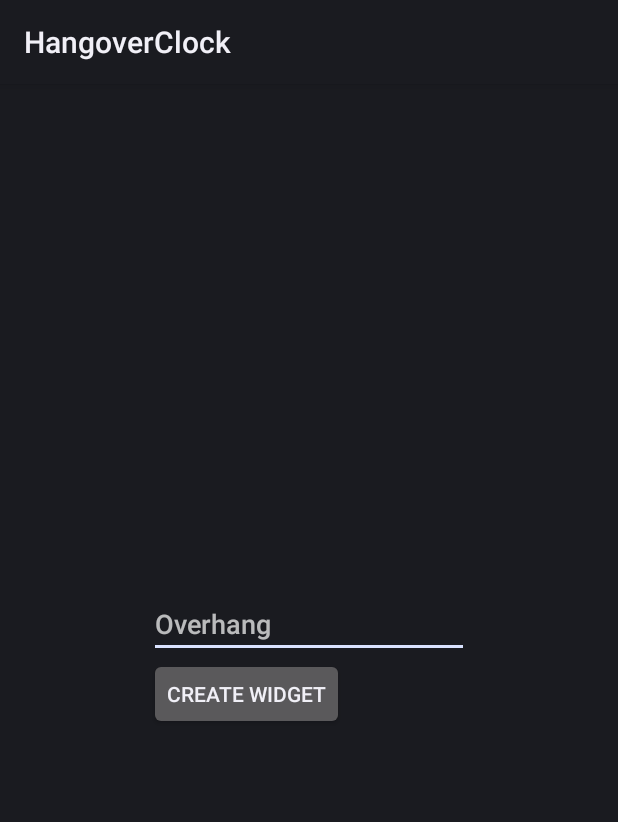
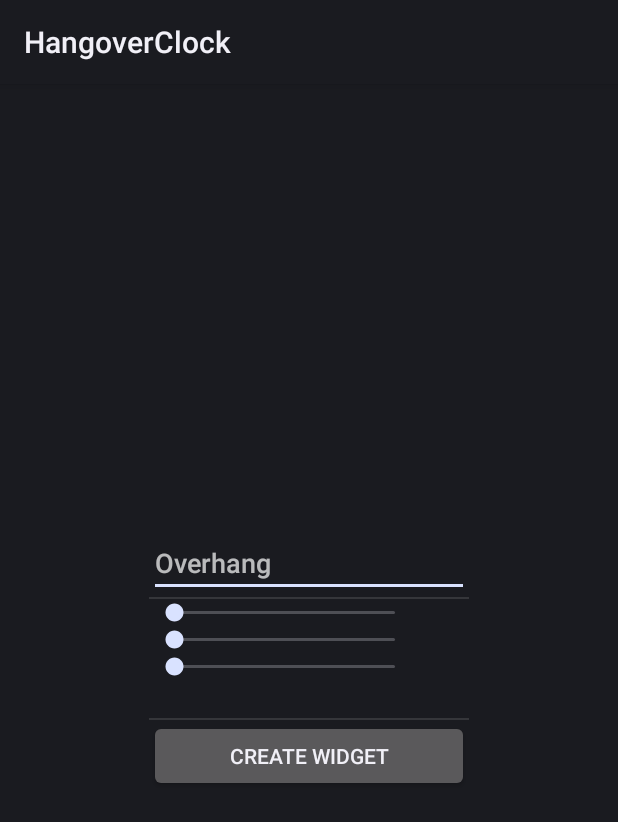
Before and after one commit to programminghoch10/HangoverClock, an Android app: the layout widget_configure.xml on its own in the app's theme, with its tools: preview values and no code run, on a phone screen of 412 x 824 dp. Shown: the top 822 px of the screen. Run offline under Robolectric (Android 15) with nearby library versions, the phone set to English and light mode, and no system bars.

Commit message:
added color selection
its now possible to choose color for text
and a bug has been fixed where the app would crash when no overhang was entered

```diff
--- a/app/src/main/java/com/jj/hangoverclock/ClockWidgetProvider.java
+++ b/app/src/main/java/com/jj/hangoverclock/ClockWidgetProvider.java
@@ -66,7 +66,7 @@ public class ClockWidgetProvider extends AppWidgetProvider {
             for (int appWidgetID: ids) {
                 updateAppWidget(context, appWidgetManager, appWidgetID);
             }
-            onEnabled(context);
+            setAlarmManager(context);
         }
     }
 
@@ -96,6 +96,9 @@ public class ClockWidgetProvider extends AppWidgetProvider {
     @Override
     public void onEnabled(Context context) {
         super.onEnabled(context);
+        setAlarmManager(context);
+    }
+    private void setAlarmManager(Context context) {
         AlarmManager alarmManager = (AlarmManager) context.getSystemService(Context.ALARM_SERVICE);
         Calendar calendar = Calendar.getInstance();
         calendar.setTimeInMillis(System.currentTimeMillis());
@@ -118,6 +121,7 @@ public class ClockWidgetProvider extends AppWidgetProvider {
         editor.putString("time" + appWidgetId, time);
         editor.apply();
         remoteViews.setOnClickPendingIntent(R.id.controlbutton, getPendingSelfIntent(context, controlbutton + "#" + appWidgetId));
+        remoteViews.setTextColor(R.id.clock, sharedPreferences.getInt("color" + appWidgetId, context.getResources().getColor(R.color.defaultWidgetColor)));
         appWidgetManager.updateAppWidget(appWidgetId, remoteViews);
     }
 
--- a/app/src/main/res/layout/widget.xml
+++ b/app/src/main/res/layout/widget.xml
@@ -14,7 +14,7 @@
         android:alpha="1"
         android:gravity="center"
         android:text="@string/widget_start_text"
-        android:textColor="@color/WidgetTextColor"
+        android:textColor="@color/defaultWidgetColor"
         android:textSize="36sp" />
 
     <LinearLayout
@@ -29,7 +29,7 @@
             android:layout_width="match_parent"
             android:layout_height="match_parent"
             android:alpha="0"
-            android:textColor="@color/WidgetTextColor" />
+            android:textColor="@color/defaultWidgetColor" />
 
     </LinearLayout>
 
--- a/app/src/main/res/layout/widget_configure.xml
+++ b/app/src/main/res/layout/widget_configure.xml
@@ -29,11 +29,124 @@
             android:hint="@string/overhanginputhint"
             android:inputType="numberDecimal" />
 
+        <View
+            android:id="@+id/divider"
+            android:layout_width="match_parent"
+            android:layout_height="1dp"
+            android:background="?android:attr/listDivider" />
+
+        <TableLayout
+            android:layout_width="match_parent"
+            android:layout_height="match_parent">
+
+            <TableRow
+                android:layout_width="match_parent"
+                android:layout_height="match_parent" >
+
+                <SeekBar
+                    android:id="@+id/seekbarred"
+                    style="@style/Widget.AppCompat.SeekBar.Discrete"
+                    android:layout_width="match_parent"
+                    android:layout_height="wrap_content"
+                    android:layout_weight="1"
+                    android:max="255"
+                    android:progress="1" />
+
+                <View
+                    android:id="@+id/viewred"
+                    android:layout_width="match_parent"
+                    android:layout_height="match_parent"
+                    android:layout_weight="0.25" />
+            </TableRow>
+
+            <TableRow
+                android:layout_width="match_parent"
+                android:layout_height="match_parent" >
+
+                <SeekBar
+                    android:id="@+id/seekbarblue"
+                    style="@style/Widget.AppCompat.SeekBar.Discrete"
+                    android:layout_width="match_parent"
+                    android:layout_height="wrap_content"
+                    android:layout_weight="1"
+                    android:max="255"
+                    android:progress="1" />
+
+                <View
+                    android:id="@+id/viewblue"
+                    android:layout_width="match_parent"
+                    android:layout_height="match_parent"
+                    android:layout_weight="0.25" />
+            </TableRow>
+
+            <TableRow
+                android:layout_width="match_parent"
+                android:layout_height="match_parent">
+
+                <SeekBar
+                    android:id="@+id/seekbargreen"
+                    style="@style/Widget.AppCompat.SeekBar.Discrete"
+                    android:layout_width="match_parent"
+                    android:layout_height="wrap_content"
+                    android:layout_weight="1"
+                    android:max="255"
+                    android:progress="1" />
+
+                <View
+                    android:id="@+id/viewgreen"
+                    android:layout_width="match_parent"
+                    android:layout_height="match_parent"
+                    android:layout_weight="0.25" />
+
+            </TableRow>
+
+            <TableRow
+                android:layout_width="match_parent"
+                android:layout_height="match_parent"
+                android:visibility="gone">
+
+                <SeekBar
+                    android:id="@+id/seekbaralpha"
+                    style="@style/Widget.AppCompat.SeekBar.Discrete"
+                    android:layout_width="match_parent"
+                    android:layout_height="wrap_content"
+                    android:layout_weight="1"
+                    android:max="255"
+                    android:progress="255" />
+
+                <View
+                    android:id="@+id/viewalpha"
+                    android:layout_width="match_parent"
+                    android:layout_height="match_parent"
+                    android:layout_weight="0.25" />
+
+            </TableRow>
+
+            <TableRow
+                android:layout_width="match_parent"
+                android:layout_height="match_parent" >
+
+                <View
+                    android:id="@+id/viewcolor"
+                    android:layout_width="match_parent"
+                    android:layout_height="25dp"
+                    android:layout_weight="1" />
+            </TableRow>
+
+        </TableLayout>
+
+        <View
+            android:id="@+id/divider2"
+            android:layout_width="match_parent"
+            android:layout_height="1dp"
+            android:background="?android:attr/listDivider" />
+
         <Button
             android:id="@+id/save"
-            android:layout_width="wrap_content"
+            android:layout_width="match_parent"
             android:layout_height="wrap_content"
             android:text="@string/savewidget" />
+
     </LinearLayout>
 
 </android.support.constraint.ConstraintLayout>
--- a/app/src/main/res/values/colors.xml
+++ b/app/src/main/res/values/colors.xml
@@ -3,7 +3,10 @@
     <color name="colorPrimary">#008577</color>
     <color name="colorPrimaryDark">#00574B</color>
     <color name="colorAccent">#D81B60</color>
-    <color name="WidgetTextColor">#00FF00</color>
+    <color name="defaultWidgetColor">#00FF00</color>
     <color name="configurebackground">#000</color>
     <color name="configureText">#FFFFFF</color>
+    <color name="sliderred">#FF0000</color>
+    <color name="slidergreen">#00FF00</color>
+    <color name="sliderblue">#0000FF</color>
 </resources>
--- /dev/null
+++ b/app/src/main/res/values/integers.xml
@@ -0,0 +1,4 @@
+<?xml version="1.0" encoding="utf-8"?>
+<resources>
+    <integer name="defaultoverhang">40</integer>
+</resources>
--- a/app/src/main/res/values/strings.xml
+++ b/app/src/main/res/values/strings.xml
@@ -3,4 +3,5 @@
     <string name="widget_start_text" translatable="false">hangover</string>
     <string name="savewidget">Create Widget</string>
     <string name="overhanginputhint">Overhang</string>
+    <string name="colorpicker">Choose Color</string>
 </resources>
--- a/build.gradle
+++ b/build.gradle
@@ -7,7 +7,7 @@ buildscript {
 
     }
     dependencies {
-        classpath 'com.android.tools.build:gradle:3.4.2'
+        classpath 'com.android.tools.build:gradle:3.5.0'
 
         // NOTE: Do not place your application dependencies here; they belong
         // in the individual module build.gradle files
```
Also changed, not shown: app/src/main/java/com/JJ/hangoverclock/ConfigureWidget.java (+62 -6 lines), gradle/wrapper/gradle-wrapper.properties.
